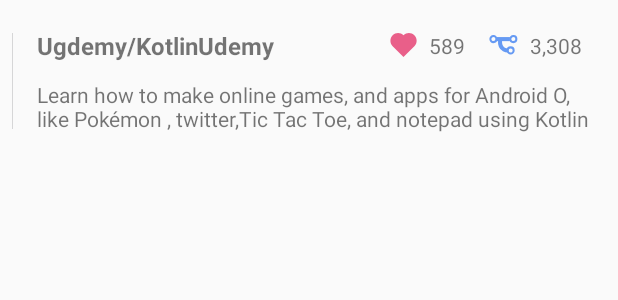
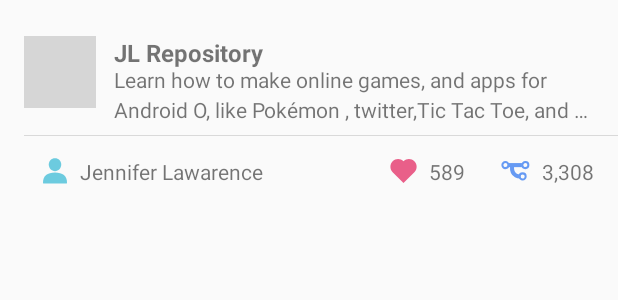
Before and after one commit to GabriellCosta/github-repo-view, an Android app: the layout item_list_repo.xml on its own in the app's theme, with its tools: preview values and no code run, on a phone screen of 412 x 824 dp. Shown: the top 300 px of the screen. Run offline under Robolectric (Android 15) with nearby library versions, the phone set to English and light mode, and no system bars; grey boxes are pictures that could not be loaded.

Commit message:
Update list item layout

```diff
--- a/feature/repo/src/main/kotlin/me/tigrao/github/repo/data/ListItemVO.kt
+++ b/feature/repo/src/main/kotlin/me/tigrao/github/repo/data/ListItemVO.kt
@@ -3,6 +3,7 @@ package me.tigrao.github.repo.data
 internal class ListItemVO(
     val avatar: String,
     val title: String,
+    val author: String,
     val stars: Int,
     val forks: Int,
     val description: String
--- a/feature/repo/src/main/kotlin/me/tigrao/github/repo/data/OwnerDTO.kt
+++ b/feature/repo/src/main/kotlin/me/tigrao/github/repo/data/OwnerDTO.kt
@@ -4,5 +4,7 @@ import com.google.gson.annotations.SerializedName
 
 internal class OwnerDTO(
     @SerializedName("avatar_url")
-    val avatarUrl: String
+    val avatarUrl: String,
+    @SerializedName("login")
+    val login: String
 )
--- a/feature/repo/src/main/kotlin/me/tigrao/github/repo/data/RepositoryDTO.kt
+++ b/feature/repo/src/main/kotlin/me/tigrao/github/repo/data/RepositoryDTO.kt
@@ -5,8 +5,8 @@ import com.google.gson.annotations.SerializedName
 internal class RepositoryDTO(
     @SerializedName("id")
     val id: Long,
-    @SerializedName("full_name")
-    val fullName: String,
+    @SerializedName("name")
+    val name: String,
     @SerializedName("description")
     val description: String?,
     @SerializedName("owner")
--- a/feature/repo/src/main/kotlin/me/tigrao/github/repo/view/RepoAdapter.kt
+++ b/feature/repo/src/main/kotlin/me/tigrao/github/repo/view/RepoAdapter.kt
@@ -31,6 +31,7 @@ internal class RepoAdapter :
     internal class RepoViewHolder(itemView: View) : RecyclerView.ViewHolder(itemView) {
         private val avatar by bind<ImageView>(R.id.image_list_repo_avatar)
         private val title by bind<TextView>(R.id.txt_list_repo_title)
+        private val author by bind<TextView>(R.id.txt_list_repo_author)
         private val description by bind<TextView>(R.id.txt_list_repo_description)
         private val stars by bind<TextView>(R.id.txt_list_repo_stars)
         private val forks by bind<TextView>(R.id.txt_list_repo_fork)
@@ -40,6 +41,7 @@ internal class RepoAdapter :
             description.text = item.description
             stars.text = item.stars.toString()
             forks.text = item.forks.toString()
+            author.text = item.author
 
             Glide.with(avatar)
                 .load(item.avatar)
--- a/feature/repo/src/main/kotlin/me/tigrao/github/repo/viewmodel/RepoTransformer.kt
+++ b/feature/repo/src/main/kotlin/me/tigrao/github/repo/viewmodel/RepoTransformer.kt
@@ -10,7 +10,8 @@ internal class RepoTransformer : UiTransformer<RepositoriesResponseDTO, List<Lis
         return parameter.items.map { map ->
             ListItemVO(
                 map.owner.avatarUrl,
-                map.fullName,
+                map.name,
+                map.owner.login,
                 map.stargazersCount,
                 map.forksCount,
                 map.description ?: ""
--- a/feature/repo/src/main/res/layout/item_list_repo.xml
+++ b/feature/repo/src/main/res/layout/item_list_repo.xml
@@ -4,16 +4,17 @@
   xmlns:app="http://schemas.android.com/apk/res-auto"
   xmlns:tools="http://schemas.android.com/tools"
   android:layout_width="match_parent"
-  android:layout_height="108dp"
-  android:padding="8dp"
+  android:layout_height="140dp"
+  android:paddingBottom="16dp"
+  android:paddingStart="16dp"
   android:orientation="vertical">
 
   <ImageView
     android:id="@+id/image_list_repo_avatar"
-    android:layout_width="wrap_content"
-    android:layout_height="64dp"
+    android:layout_width="48dp"
+    android:layout_height="48dp"
+    android:layout_marginTop="24dp"
     android:importantForAccessibility="no"
-    app:layout_constraintBottom_toBottomOf="parent"
     app:layout_constraintStart_toStartOf="parent"
     app:layout_constraintTop_toTopOf="parent"
     tools:src="@tools:sample/avatars"/>
@@ -23,41 +24,69 @@
     android:textStyle="bold"
     android:layout_width="0dp"
     android:layout_height="wrap_content"
-    android:layout_marginStart="16dp"
+    android:layout_marginTop="24dp"
+    android:layout_marginStart="12dp"
     android:layout_marginEnd="8dp"
     android:ellipsize="end"
     android:maxLines="1"
     android:textSize="16sp"
-    app:layout_constraintBottom_toTopOf="@+id/txt_list_repo_description"
     app:layout_constraintEnd_toStartOf="@+id/txt_list_repo_stars"
     app:layout_constraintStart_toEndOf="@+id/image_list_repo_avatar"
     app:layout_constraintTop_toTopOf="parent"
-    tools:text="Ugdemy/KotlinUdemy"/>
+    tools:text="JL Repository"/>
 
   <TextView
     android:id="@+id/txt_list_repo_description"
     android:layout_width="0dp"
     android:layout_height="wrap_content"
-    android:layout_marginStart="16dp"
+    android:layout_marginTop="8dp"
+    android:layout_marginBottom="18dp"
+    android:layout_marginStart="12dp"
+    android:layout_marginEnd="16dp"
     android:ellipsize="end"
+    android:lineSpacingExtra="4dp"
     android:maxLines="2"
-    app:layout_constraintBottom_toBottomOf="parent"
+    android:textSize="14sp"
+    app:layout_constraintBottom_toTopOf="@+id/view_repo_item_separator"
     app:layout_constraintEnd_toEndOf="parent"
     app:layout_constraintStart_toEndOf="@+id/image_list_repo_avatar"
     app:layout_constraintTop_toBottomOf="@+id/txt_list_repo_title"
     tools:text="Learn how to make online games, and apps for Android O, like Pokémon , twitter,Tic Tac Toe, and notepad using Kotlin"/>
 
+  <View
+    android:id="@+id/view_repo_item_separator"
+    android:layout_width="match_parent"
+    android:layout_height="0.5dp"
+    android:layout_marginTop="18dp"
+    android:layout_marginBottom="14dp"
+    android:background="#D9D9D9"
+    app:layout_constraintBottom_toTopOf="@+id/txt_list_repo_stars"
+    app:layout_constraintEnd_toEndOf="parent"
+    app:layout_constraintStart_toStartOf="parent"/>
+
+  <TextView
+    android:id="@+id/txt_list_repo_author"
+    android:layout_width="wrap_content"
+    android:layout_height="wrap_content"
+    android:layout_marginStart="12dp"
+    android:drawablePadding="8dp"
+    android:drawableStart="@drawable/ic_author_repository"
+    android:textSize="14sp"
+    app:layout_constraintBottom_toBottomOf="parent"
+    app:layout_constraintStart_toStartOf="parent"
+    tools:text="Jennifer Lawarence"/>
+
   <TextView
     android:id="@+id/txt_list_repo_stars"
     android:layout_width="wrap_content"
     android:layout_height="wrap_content"
-    android:layout_marginEnd="16dp"
+    android:layout_marginEnd="24dp"
     android:drawablePadding="8dp"
     android:drawableStart="@drawable/ic_favorite"
     android:gravity="center"
-    app:layout_constraintBottom_toTopOf="@+id/txt_list_repo_description"
+    android:textSize="14sp"
+    app:layout_constraintBottom_toBottomOf="parent"
     app:layout_constraintEnd_toStartOf="@+id/txt_list_repo_fork"
-    app:layout_constraintTop_toTopOf="parent"
     tools:text="589"/>
 
   <TextView
@@ -67,9 +96,9 @@
     android:layout_marginEnd="16dp"
     android:drawablePadding="8dp"
     android:drawableStart="@drawable/ic_fork"
-    app:layout_constraintBottom_toTopOf="@+id/txt_list_repo_description"
+    android:textSize="14sp"
+    app:layout_constraintBottom_toBottomOf="parent"
     app:layout_constraintEnd_toEndOf="parent"
-    app:layout_constraintTop_toTopOf="parent"
     tools:text="3,308"/>
 
 </androidx.constraintlayout.widget.ConstraintLayout>
```
